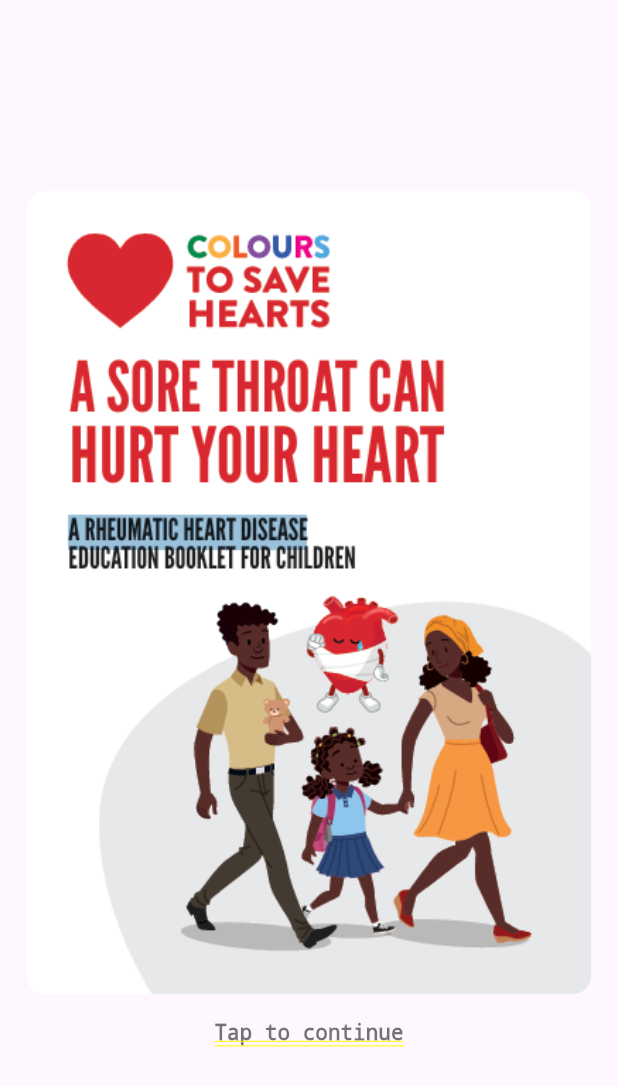
After one commit to Surajanarase/coloring_app, a Flutter app: the HomePage screen opened directly, on a phone screen of 412 x 824 dp. The commit adds this screen. Shown: the top 1086 px of the screen. Run offline on Flutter 3.47's test engine with Material 3 defaults, Android fonts, the phone set to English and light mode, and no system bars; our stand-ins replace flutter_svg, path_drawing, sqflite; accounts and stored records are empty.

Commit message:
home page

```diff
--- a/lib/auth/otp_screen.dart
+++ b/lib/auth/otp_screen.dart
@@ -1,7 +1,9 @@
 // lib/auth/otp_screen.dart
 import 'dart:async';
 import 'package:flutter/material.dart';
-import '../pages/colouring_page.dart';
+//import '../pages/colouring_page.dart';
+import '../pages/home_page.dart';
+
 
 class OtpScreen extends StatefulWidget {
   final String phoneNumber;
@@ -64,7 +66,7 @@ class _OtpScreenState extends State<OtpScreen> {
 
     if (otp == '1234') {
       Navigator.of(context).pushReplacement(
-        MaterialPageRoute(builder: (_) => const ColoringPage()),
+        MaterialPageRoute(builder: (_) => const HomePage()),
       );
     } else {
       ScaffoldMessenger.of(context).showSnackBar(
--- /dev/null
+++ b/lib/pages/home_page.dart
@@ -0,0 +1,258 @@
+// lib/pages/home_page.dart
+import 'dart:async';
+import 'package:flutter/material.dart';
+import 'colouring_page.dart';
+import 'dashboard_page.dart';
+
+class HomePage extends StatefulWidget {
+  const HomePage({super.key});
+
+  @override
+  State<HomePage> createState() => _HomePageState();
+}
+
+class _HomePageState extends State<HomePage> with SingleTickerProviderStateMixin {
+  bool _showCover = true;
+  static const _coverDuration = Duration(seconds: 3);
+  static const _fadeDuration = Duration(milliseconds: 450);
+  Timer? _timer;
+
+  final String _coverAsset = 'assets/images/rhd_booklet_cover.png';
+
+  @override
+  void initState() {
+    super.initState();
+    // start timer to hide cover after 3 seconds
+    _timer = Timer(_coverDuration, () {
+      if (!mounted) return;
+      setState(() => _showCover = false);
+    });
+  }
+
+  @override
+  void dispose() {
+    _timer?.cancel();
+    super.dispose();
+  }
+
+  void _dismissCoverEarly() {
+    if (!_showCover) return;
+    _timer?.cancel();
+    setState(() => _showCover = false);
+  }
+
+  // ===== Keep this function identical to your existing homepage content =====
+  Widget _buildMainContent(BuildContext context) {
+    // --- begin original content ---
+    void openColoring() {
+      Navigator.of(context).push(MaterialPageRoute(builder: (_) => const ColoringPage()));
+    }
+
+    void openDashboard() {
+      Navigator.of(context).push(MaterialPageRoute(builder: (_) => const DashboardPage()));
+    }
+
+    Widget infoCard(String title, String text, {IconData? icon}) {
+      return Card(
+        margin: const EdgeInsets.symmetric(vertical: 8, horizontal: 12),
+        shape: RoundedRectangleBorder(borderRadius: BorderRadius.circular(12)),
+        elevation: 2,
+        child: Padding(
+          padding: const EdgeInsets.all(14.0),
+          child: Row(
+            crossAxisAlignment: CrossAxisAlignment.start,
+            children: [
+              if (icon != null)
+                Padding(
+                  padding: const EdgeInsets.only(right: 12.0, top: 4),
+                  child: Icon(icon, size: 28, color: Colors.deepPurple),
+                ),
+              Expanded(
+                child: Column(
+                  crossAxisAlignment: CrossAxisAlignment.start,
+                  children: [
+                    Text(title,
+                        style: const TextStyle(
+                            fontSize: 16, fontWeight: FontWeight.w700)),
+                    const SizedBox(height: 8),
+                    Text(text, style: const TextStyle(fontSize: 14)),
+                  ],
+                ),
+              ),
+            ],
+          ),
+        ),
+      );
+    }
+
+    const about =
+        'Rheumatic heart disease (RHD) is a chronic condition caused by rheumatic fever that damages the heart valves. Early diagnosis and treatment of strep throat and rheumatic fever can prevent RHD. This app provides educational material and interactive coloring activities to help people (and children) learn about heart anatomy and RHD.';
+
+    const symptoms =
+        'Common signs and symptoms: shortness of breath, chest pain, swelling in legs or abdomen, tiredness, palpitations.';
+    const prevention =
+        'Prevention: treat streptococcal infections early, regular follow-up for rheumatic fever, antibiotic prophylaxis when recommended.';
+
+    return Scaffold(
+      appBar: AppBar(
+        title: const Text('Rheumatic Heart Disease — Info'),
+        actions: [
+          IconButton(
+            tooltip: 'Dashboard',
+            onPressed: openDashboard,
+            icon: const Icon(Icons.dashboard),
+          ),
+        ],
+      ),
+      body: SingleChildScrollView(
+        padding: const EdgeInsets.symmetric(vertical: 18, horizontal: 12),
+        child: Column(
+          children: [
+            Container(
+              padding: const EdgeInsets.all(16),
+              decoration: BoxDecoration(
+                color: Colors.deepPurple.shade50,
+                borderRadius: BorderRadius.circular(12),
+              ),
+              child: Row(
+                children: [
+                  const CircleAvatar(
+                      radius: 34, backgroundColor: Colors.deepPurple, child: Icon(Icons.favorite, color: Colors.white)),
+                  const SizedBox(width: 12),
+                  Expanded(
+                    child: Column(
+                      crossAxisAlignment: CrossAxisAlignment.start,
+                      children: const [
+                        Text('Understanding Rheumatic Heart Disease',
+                            style: TextStyle(fontSize: 18, fontWeight: FontWeight.bold)),
+                        SizedBox(height: 6),
+                        Text('Learn key facts, prevention tips and practice with interactive diagrams.',
+                            style: TextStyle(fontSize: 14)),
+                      ],
+                    ),
+                  ),
+                ],
+              ),
+            ),
+            const SizedBox(height: 14),
+            infoCard('About RHD', about, icon: Icons.info_outline),
+            infoCard('Symptoms', symptoms, icon: Icons.bloodtype),
+            infoCard('Prevention', prevention, icon: Icons.shield),
+            const SizedBox(height: 12),
+            Card(
+              margin: const EdgeInsets.symmetric(horizontal: 4),
+              elevation: 1,
+              shape: RoundedRectangleBorder(borderRadius: BorderRadius.circular(12)),
+              child: Padding(
+                padding: const EdgeInsets.all(12),
+                child: Column(
+                  children: [
+                    const Text('Get started', style: TextStyle(fontSize: 16, fontWeight: FontWeight.w700)),
+                    const SizedBox(height: 12),
+                    Row(
+                      children: [
+                        Expanded(
+                          child: ElevatedButton.icon(
+                            onPressed: openColoring,
+                            icon: const Icon(Icons.brush),
+                            label: const Text('Open Coloring'),
+                            style: ElevatedButton.styleFrom(
+                                padding: const EdgeInsets.symmetric(vertical: 12)),
+                          ),
+                        ),
+                        const SizedBox(width: 12),
+                        Expanded(
+                          child: OutlinedButton.icon(
+                            onPressed: openDashboard,
+                            icon: const Icon(Icons.table_chart),
+                            label: const Text('Dashboard'),
+                            style: OutlinedButton.styleFrom(padding: const EdgeInsets.symmetric(vertical: 12)),
+                          ),
+                        ),
+                      ],
+                    ),
+                  ],
+                ),
+              ),
+            ),
+            const SizedBox(height: 24),
+            const SizedBox(height: 40),
+            Text(
+              'Credits: This application is aimed to raise awareness about RHD. Use it for educational purposes only.',
+              style: Theme.of(context).textTheme.bodySmall,
+              textAlign: TextAlign.center,
+            ),
+          ],
+        ),
+      ),
+    );
+    // --- end original content ---
+  }
+
+  @override
+  Widget build(BuildContext context) {
+    // We use a Stack: main content at bottom, cover image overlaid on top while _showCover is true.
+    return Stack(
+      children: [
+        // MAIN (unchanged) content
+        _buildMainContent(context),
+
+        // COVER OVERLAY
+        if (_showCover)
+          Positioned.fill(
+            child: AnimatedOpacity(
+              opacity: _showCover ? 1.0 : 0.0,
+              duration: _fadeDuration,
+              onEnd: () {
+                // When fade finishes and cover is invisible, ensure it's removed
+                if (!_showCover && mounted) setState(() {}); // rebuild to remove cover via if
+              },
+              child: GestureDetector(
+                onTap: _dismissCoverEarly, // allow early dismiss by tapping
+                child: AbsorbPointer(
+                  absorbing: _showCover,
+                  child: Container(
+                    color: Theme.of(context).scaffoldBackgroundColor,
+                    child: SafeArea(
+                      child: Center(
+                        child: Padding(
+                          padding: const EdgeInsets.symmetric(horizontal: 18.0),
+                          child: Column(
+                            mainAxisSize: MainAxisSize.min,
+                            children: [
+                              // Image display (fits nicely on screen)
+                              ClipRRect(
+                                borderRadius: BorderRadius.circular(12),
+                                child: Semantics(
+                                  label: 'RHD booklet cover',
+                                  child: Image.asset(
+                                    _coverAsset,
+                                    fit: BoxFit.contain,
+                                    width: MediaQuery.of(context).size.width * 0.92,
+                                    errorBuilder: (c, e, s) => Container(
+                                      padding: const EdgeInsets.all(24),
+                                      color: Colors.grey.shade200,
+                                      child: const Icon(Icons.broken_image, size: 64, color: Colors.grey),
+                                    ),
+                                  ),
+                                ),
+                              ),
+                              const SizedBox(height: 18),
+                              const Text(
+                                'Tap to continue',
+                                style: TextStyle(fontSize: 14, color: Colors.black54),
+                              ),
+                            ],
+                          ),
+                        ),
+                      ),
+                    ),
+                  ),
+                ),
+              ),
+            ),
+          ),
+      ],
+    );
+  }
+}
--- a/pubspec.yaml
+++ b/pubspec.yaml
@@ -26,3 +26,4 @@ flutter:
   uses-material-design: true
   assets:
     - assets/colouring_svg.svg
+    - assets/images/
```
Also changed, not shown: assets/images/rhd_booklet_cover.png (added).
